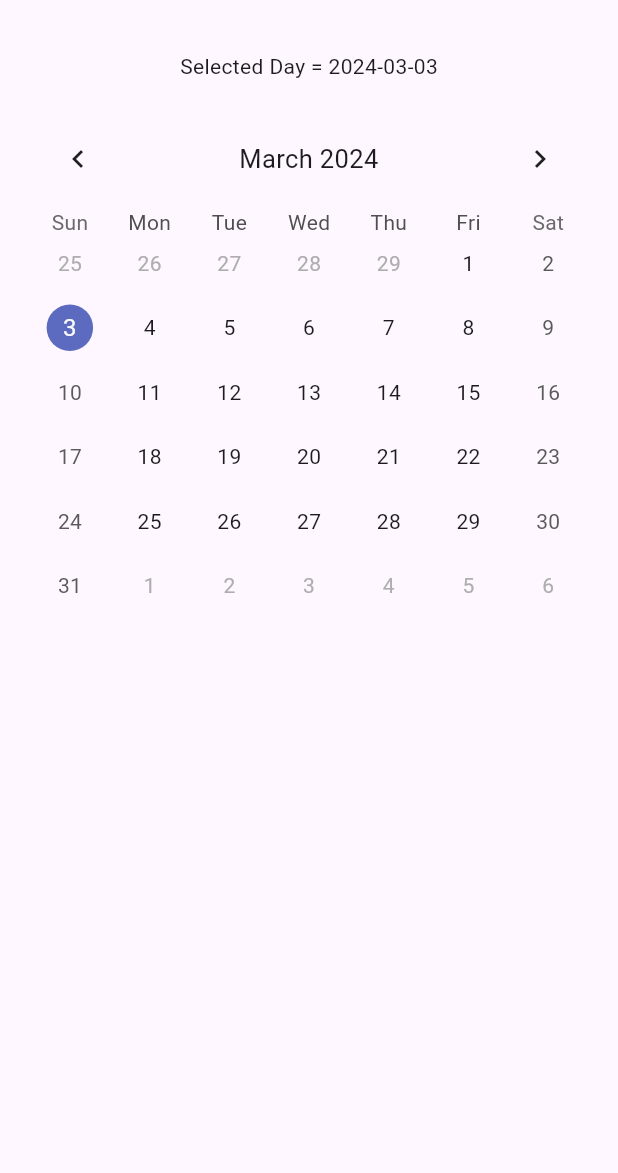
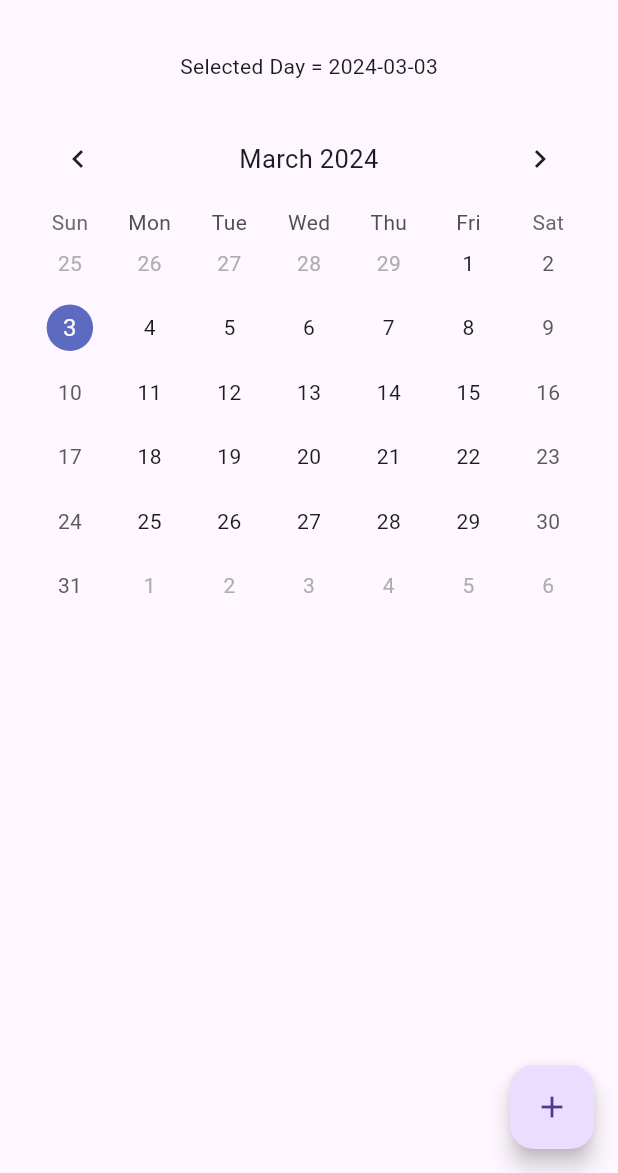
Before and after one commit to rafael2347/Calendario-Flutter, a Flutter app: the screen it shows after launch, on a phone screen of 412 x 824 dp, the part 63-1236 px from its top. Run offline on Flutter 3.47's test engine with Material 3 defaults, Android fonts, the phone set to English and light mode, and no system bars; drawn by our look-alikes of table_calendar.

Commit message:
añadiendo eventos generados por el usuario

```diff
--- a/lib/main.dart
+++ b/lib/main.dart
@@ -1,19 +1,40 @@
 import 'package:flutter/material.dart';
 import 'package:table_calendar/table_calendar.dart';
+import 'event_creation_page.dart'; // Importa la página de creación de eventos
 
 void main() {
   runApp(const MyApp());
 }
 
-class MyApp extends StatefulWidget {
+class Event {
+  final String title;
+  final DateTime date;
+
+  Event({required this.title, required this.date});
+}
+
+class MyApp extends StatelessWidget {
   const MyApp({Key? key}) : super(key: key);
 
   @override
-  State<MyApp> createState() => _MyAppState();
+  Widget build(BuildContext context) {
+    return MaterialApp(
+      debugShowCheckedModeBanner: false,
+      home: MyHomePage(),
+    );
+  }
 }
 
-class _MyAppState extends State<MyApp> {
+class MyHomePage extends StatefulWidget {
+  const MyHomePage({Key? key}) : super(key: key);
+
+  @override
+  _MyHomePageState createState() => _MyHomePageState();
+}
+
+class _MyHomePageState extends State<MyHomePage> {
   DateTime today = DateTime.now();
+  List<Event> events = []; // Lista para almacenar los eventos
 
   void _onDaySelected(DateTime day, DateTime focusedDay) {
     setState(() {
@@ -21,19 +42,29 @@ class _MyAppState extends State<MyApp> {
     });
   }
 
+  void _addEvent() async {
+    final Map<String, String?>? result = await Navigator.push(
+      context,
+      MaterialPageRoute(builder: (context) => EventCreationPage()),
+    );
+
+    if (result != null && result['title'] != null && result['description'] != null) {
+      setState(() {
+        events.add(Event(
+          title: result['title']!,
+          date: today,
+        ));
+      });
+    }
+  }
+
   @override
   Widget build(BuildContext context) {
-    return MaterialApp(
-      debugShowCheckedModeBanner: false,
-      home: Scaffold(
-        appBar: AppBar(title: const Text("Calendario")),
-        body: content(),
+    return Scaffold(
+      appBar: AppBar(
+        title: const Text("Calendario"),
       ),
-    );
-  }
-
-  Widget content() {
-    return Padding(
+      body: Padding(
         padding: const EdgeInsets.all(20.0),
         child: Column(
           children: [
@@ -52,10 +83,35 @@ class _MyAppState extends State<MyApp> {
                 firstDay: DateTime.utc(2010, 10, 16),
                 lastDay: DateTime.utc(2030, 3, 14),
                 onDaySelected: _onDaySelected,
+                eventLoader: (day) {
+                  // Retorna una lista de eventos para un día específico
+                  return events
+                      .where((event) => isSameDay(event.date, day))
+                      .map((event) => event.title)
+                      .toList();
+                },
+              ),
+            ),
+            const SizedBox(height: 20),
+            Expanded(
+              child: ListView.builder(
+                itemCount: events.length,
+                itemBuilder: (context, index) {
+                  return ListTile(
+                    title: Text(events[index].title),
+                    subtitle: Text(events[index].date.toString()),
+                  );
+                },
               ),
             ),
           ],
         ),
+      ),
+      floatingActionButton: FloatingActionButton(
+        onPressed: _addEvent, // Llama al método para agregar un evento
+        child: Icon(Icons.add),
+      ),
+      floatingActionButtonLocation: FloatingActionButtonLocation.endFloat,
     );
   }
 }
```
Also changed, not shown: lib/event_creation_page.dart (added, +57 -0 lines). Lines whose indentation alone changed are shown as unchanged.
